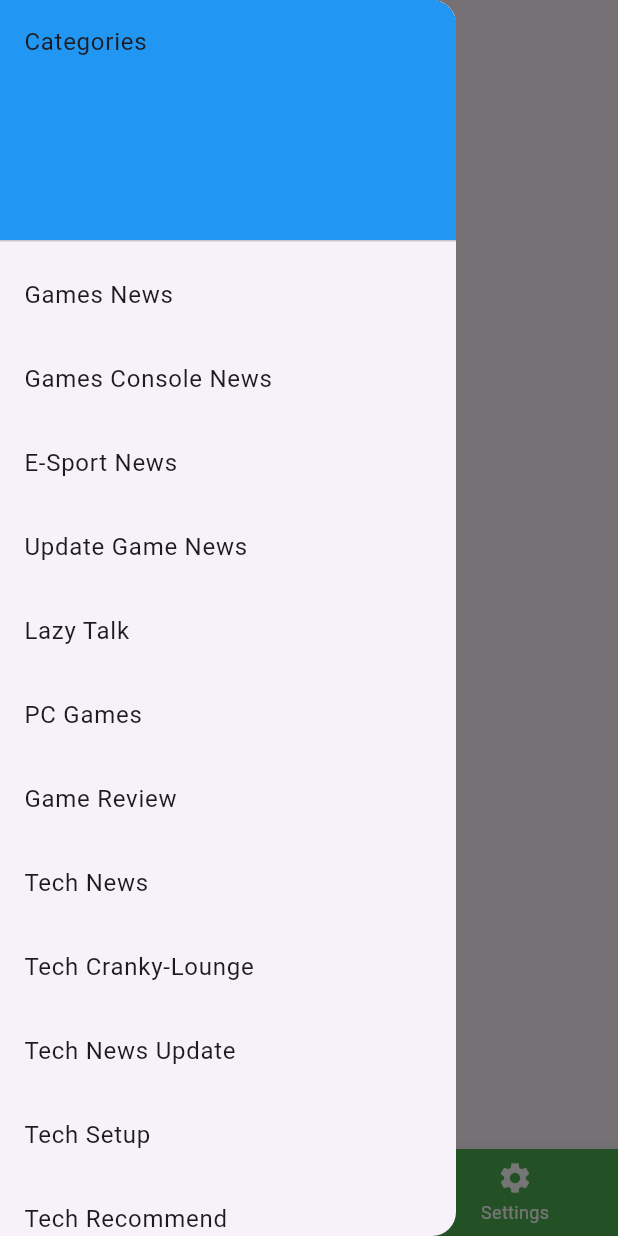
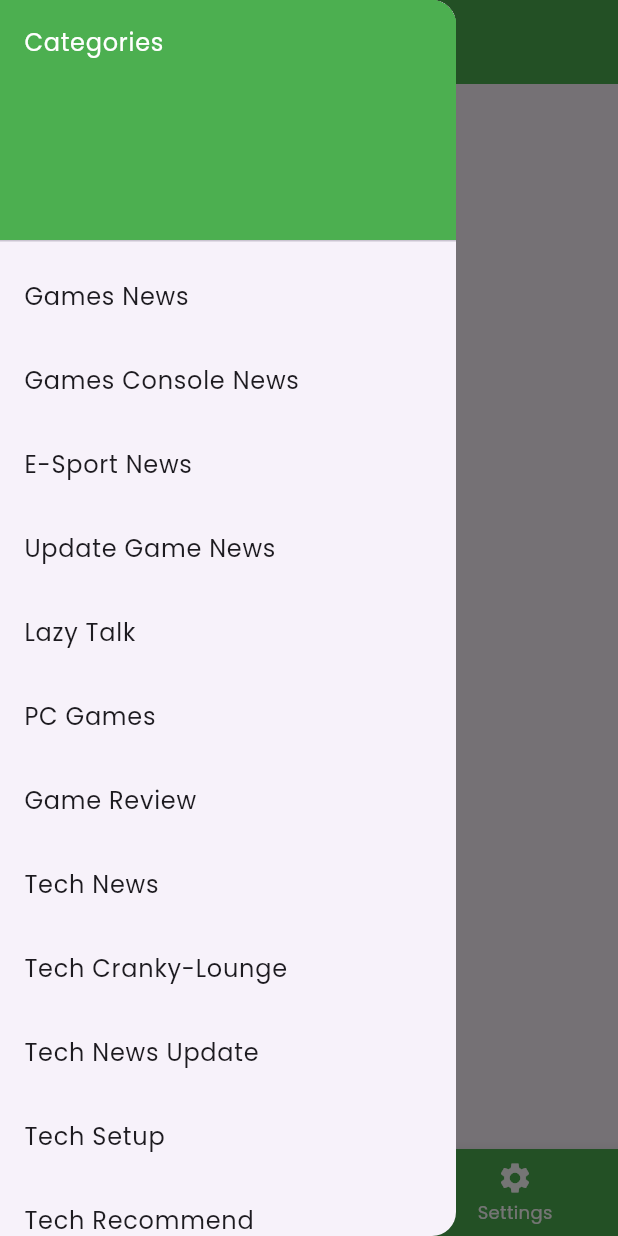
Before and after one commit to satriabrianydn/project-news-flutter, a Flutter app: the screen it shows after launch, with the side drawer open, on a phone screen of 412 x 824 dp. Run offline on Flutter 3.47's test engine with Material 3 defaults, Android fonts, the phone set to English and light mode, and no system bars; our stand-ins replace google_fonts.

Commit message:
changed font to Poppins

```diff
--- a/lib/main.dart
+++ b/lib/main.dart
@@ -1,4 +1,5 @@
 import 'package:flutter/material.dart';
+import 'package:google_fonts/google_fonts.dart';
 import 'package:news_flutter/models/news.dart';
 import 'package:news_flutter/models/category.dart';
 import 'package:news_flutter/services/news_services.dart';
@@ -11,9 +12,11 @@ class MyApp extends StatelessWidget {
   @override
   Widget build(BuildContext context) {
     return MaterialApp(
+      debugShowCheckedModeBanner: false,
       title: 'News App',
       theme: ThemeData(
         primarySwatch: Colors.blue,
+        textTheme: GoogleFonts.poppinsTextTheme(),
       ),
       home: MainScreen(),
     );
@@ -28,12 +31,6 @@ class MainScreen extends StatefulWidget {
 class _MainScreenState extends State<MainScreen> {
   int _selectedIndex = 0;
 
-  static final List<Widget> _widgetOptions = <Widget>[
-    CategoryListScreen(),
-    Center(child: Text('Favorites')),
-    Center(child: Text('Settings')),
-  ];
-
   void _onItemTapped(int index) {
     setState(() {
       _selectedIndex = index;
@@ -44,20 +41,39 @@ class _MainScreenState extends State<MainScreen> {
   Widget build(BuildContext context) {
     return Scaffold(
       appBar: AppBar(
-        title: Text('News App'),
+        title: Text(
+          'News App',
+          style: TextStyle(
+            color: Colors.white,
+            fontFamily: GoogleFonts.poppins().fontFamily,
+          ),
+        ),
+        backgroundColor: Colors.green,
+        iconTheme: IconThemeData(
+          color: Colors.white, // Ganti warna ikon drawer
+        ),
       ),
       drawer: Drawer(
         child: ListView(
           padding: EdgeInsets.zero,
           children: <Widget>[
             DrawerHeader(
-              child: Text('Categories'),
+              child: Text(
+                'Categories',
+                style: TextStyle(
+                  color: Colors.white,
+                  fontFamily: GoogleFonts.poppins().fontFamily,
+                ),
+              ),
               decoration: BoxDecoration(
-                color: Colors.blue,
+                color: Colors.green,
               ),
             ),
             ListTile(
-              title: Text('Games News'),
+              title: Text(
+                'Games News',
+                style: TextStyle(fontFamily: GoogleFonts.poppins().fontFamily),
+              ),
               onTap: () {
                 Navigator.pop(context);
                 Navigator.push(
@@ -70,20 +86,26 @@ class _MainScreenState extends State<MainScreen> {
               },
             ),
             ListTile(
-              title: Text('Games Console News'),
+              title: Text(
+                'Games Console News',
+                style: TextStyle(fontFamily: GoogleFonts.poppins().fontFamily),
+              ),
               onTap: () {
                 Navigator.pop(context);
                 Navigator.push(
                   context,
                   MaterialPageRoute(
-                    builder: (context) => NewsListScreen(
-                        endpoint: '/api/games/console-game?page=1'),
+                    builder: (context) =>
+                        NewsListScreen(endpoint: '/api/games/console-game?page=1'),
                   ),
                 );
               },
             ),
             ListTile(
-              title: Text('E-Sport News'),
+              title: Text(
+                'E-Sport News',
+                style: TextStyle(fontFamily: GoogleFonts.poppins().fontFamily),
+              ),
               onTap: () {
                 Navigator.pop(context);
                 Navigator.push(
@@ -96,7 +118,10 @@ class _MainScreenState extends State<MainScreen> {
               },
             ),
             ListTile(
-              title: Text('Update Game News'),
+              title: Text(
+                'Update Game News',
+                style: TextStyle(fontFamily: GoogleFonts.poppins().fontFamily),
+              ),
               onTap: () {
                 Navigator.pop(context);
                 Navigator.push(
@@ -109,7 +134,10 @@ class _MainScreenState extends State<MainScreen> {
               },
             ),
             ListTile(
-              title: Text('Lazy Talk'),
+              title: Text(
+                'Lazy Talk',
+                style: TextStyle(fontFamily: GoogleFonts.poppins().fontFamily),
+              ),
               onTap: () {
                 Navigator.pop(context);
                 Navigator.push(
@@ -122,7 +150,10 @@ class _MainScreenState extends State<MainScreen> {
               },
             ),
             ListTile(
-              title: Text('PC Games'),
+              title: Text(
+                'PC Games',
+                style: TextStyle(fontFamily: GoogleFonts.poppins().fontFamily),
+              ),
               onTap: () {
                 Navigator.pop(context);
                 Navigator.push(
@@ -135,7 +166,10 @@ class _MainScreenState extends State<MainScreen> {
               },
             ),
             ListTile(
-              title: Text('Game Review'),
+              title: Text(
+                'Game Review',
+                style: TextStyle(fontFamily: GoogleFonts.poppins().fontFamily),
+              ),
               onTap: () {
                 Navigator.pop(context);
                 Navigator.push(
@@ -148,7 +182,10 @@ class _MainScreenState extends State<MainScreen> {
               },
             ),
             ListTile(
-              title: Text('Tech News'),
+              title: Text(
+                'Tech News',
+                style: TextStyle(fontFamily: GoogleFonts.poppins().fontFamily),
+              ),
               onTap: () {
                 Navigator.pop(context);
                 Navigator.push(
@@ -161,20 +198,26 @@ class _MainScreenState extends State<MainScreen> {
               },
             ),
             ListTile(
-              title: Text('Tech Cranky-Lounge'),
+              title: Text(
+                'Tech Cranky-Lounge',
+                style: TextStyle(fontFamily: GoogleFonts.poppins().fontFamily),
+              ),
               onTap: () {
                 Navigator.pop(context);
                 Navigator.push(
                   context,
                   MaterialPageRoute(
-                    builder: (context) => NewsListScreen(
-                        endpoint: '/api/tech/cranky-lounge?page=1'),
+                    builder: (context) =>
+                        NewsListScreen(endpoint: '/api/tech/cranky-lounge?page=1'),
                   ),
                 );
               },
             ),
             ListTile(
-              title: Text('Tech News Update'),
+              title: Text(
+                'Tech News Update',
+                style: TextStyle(fontFamily: GoogleFonts.poppins().fontFamily),
+              ),
               onTap: () {
                 Navigator.pop(context);
                 Navigator.push(
@@ -187,7 +230,10 @@ class _MainScreenState extends State<MainScreen> {
               },
             ),
             ListTile(
-              title: Text('Tech Setup'),
+              title: Text(
+                'Tech Setup',
+                style: TextStyle(fontFamily: GoogleFonts.poppins().fontFamily),
+              ),
               onTap: () {
                 Navigator.pop(context);
                 Navigator.push(
@@ -200,7 +246,10 @@ class _MainScreenState extends State<MainScreen> {
               },
             ),
             ListTile(
-              title: Text('Tech Recommend'),
+              title: Text(
+                'Tech Recommend',
+                style: TextStyle(fontFamily: GoogleFonts.poppins().fontFamily),
+              ),
               onTap: () {
                 Navigator.pop(context);
                 Navigator.push(
@@ -213,7 +262,10 @@ class _MainScreenState extends State<MainScreen> {
               },
             ),
             ListTile(
-              title: Text('Tech Review'),
+              title: Text(
+                'Tech Review',
+                style: TextStyle(fontFamily: GoogleFonts.poppins().fontFamily),
+              ),
               onTap: () {
                 Navigator.pop(context);
                 Navigator.push(
@@ -226,7 +278,10 @@ class _MainScreenState extends State<MainScreen> {
               },
             ),
             ListTile(
-              title: Text('Tech Tip'),
+              title: Text(
+                'Tech Tip',
+                style: TextStyle(fontFamily: GoogleFonts.poppins().fontFamily),
+              ),
               onTap: () {
                 Navigator.pop(context);
                 Navigator.push(
@@ -242,7 +297,10 @@ class _MainScreenState extends State<MainScreen> {
         ),
       ),
       body: Center(
-        child: _widgetOptions.elementAt(_selectedIndex),
+        child: Text(
+          'Selamat Datang',
+          style: TextStyle(fontFamily: GoogleFonts.poppins().fontFamily),
+        ),
       ),
       bottomNavigationBar: BottomNavigationBar(
         items: const <BottomNavigationBarItem>[
@@ -300,7 +358,10 @@ class _CategoryListScreenState extends State<CategoryListScreen> {
             itemBuilder: (context, index) {
               Category category = snapshot.data![index];
               return ListTile(
-                title: Text(category.name),
+                title: Text(
+                  category.name,
+                  style: TextStyle(fontFamily: GoogleFonts.poppins().fontFamily),
+                ),
                 onTap: () {
                   Navigator.push(
                     context,
@@ -341,7 +402,10 @@ class _NewsListScreenState extends State<NewsListScreen> {
   Widget build(BuildContext context) {
     return Scaffold(
       appBar: AppBar(
-        title: Text('News List'),
+        title: Text(
+          'News List',
+          style: TextStyle(fontFamily: GoogleFonts.poppins().fontFamily),
+        ),
       ),
       body: FutureBuilder<List<News>>(
         future: futureNews,
@@ -358,10 +422,15 @@ class _NewsListScreenState extends State<NewsListScreen> {
               itemBuilder: (context, index) {
                 News news = snapshot.data![index];
                 return ListTile(
-                  leading:
-                      Image.network(news.thumb, width: 100, fit: BoxFit.cover),
-                  title: Text(news.title),
-                  subtitle: Text(news.author),
+                  leading: Image.network(news.thumb, width: 100, fit: BoxFit.cover),
+                  title: Text(
+                    news.title,
+                    style: TextStyle(fontFamily: GoogleFonts.poppins().fontFamily),
+                  ),
+                  subtitle: Text(
+                    news.author,
+                    style: TextStyle(fontFamily: GoogleFonts.poppins().fontFamily),
+                  ),
                   onTap: () {
                     Navigator.push(
                       context,
@@ -389,7 +458,10 @@ class NewsDetailScreen extends StatelessWidget {
   Widget build(BuildContext context) {
     return Scaffold(
       appBar: AppBar(
-        title: Text(news.title),
+        title: Text(
+          news.title,
+          style: TextStyle(fontFamily: GoogleFonts.poppins().fontFamily),
+        ),
       ),
       body: Padding(
         padding: const EdgeInsets.all(16.0),
@@ -398,13 +470,27 @@ class NewsDetailScreen extends StatelessWidget {
           children: [
             Image.network(news.thumb),
             SizedBox(height: 8.0),
-            Text(news.title,
-                style: TextStyle(fontSize: 24.0, fontWeight: FontWeight.bold)),
+            Text(
+              news.title,
+              style: TextStyle(
+                fontSize: 24.0,
+                fontWeight: FontWeight.bold,
+                fontFamily: GoogleFonts.poppins().fontFamily,
+              ),
+            ),
             SizedBox(height: 8.0),
-            Text('By ${news.author} | ${news.time}',
-                style: TextStyle(color: Colors.grey)),
+            Text(
+              'By ${news.author} | ${news.time}',
+              style: TextStyle(
+                color: Colors.grey,
+                fontFamily: GoogleFonts.poppins().fontFamily,
+              ),
+            ),
             SizedBox(height: 16.0),
-            Text(news.desc),
+            Text(
+              news.desc,
+              style: TextStyle(fontFamily: GoogleFonts.poppins().fontFamily),
+            ),
           ],
         ),
       ),
```
